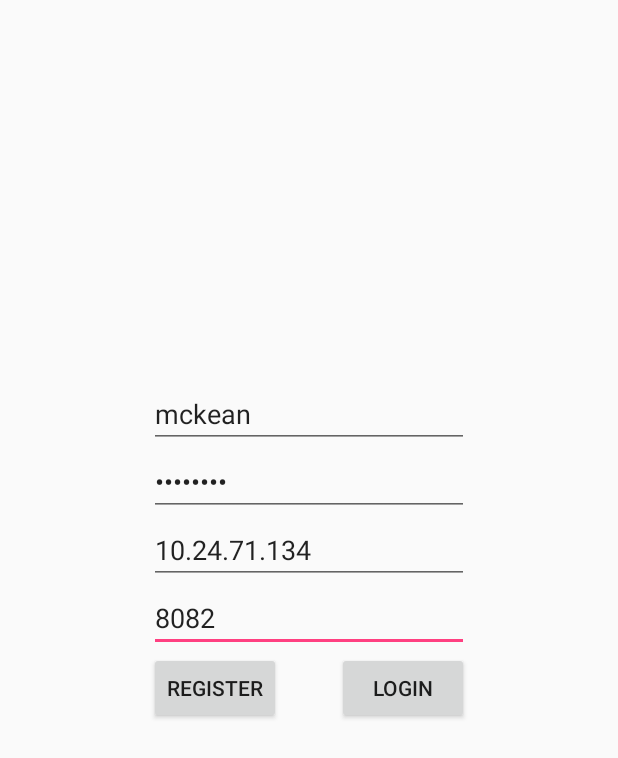
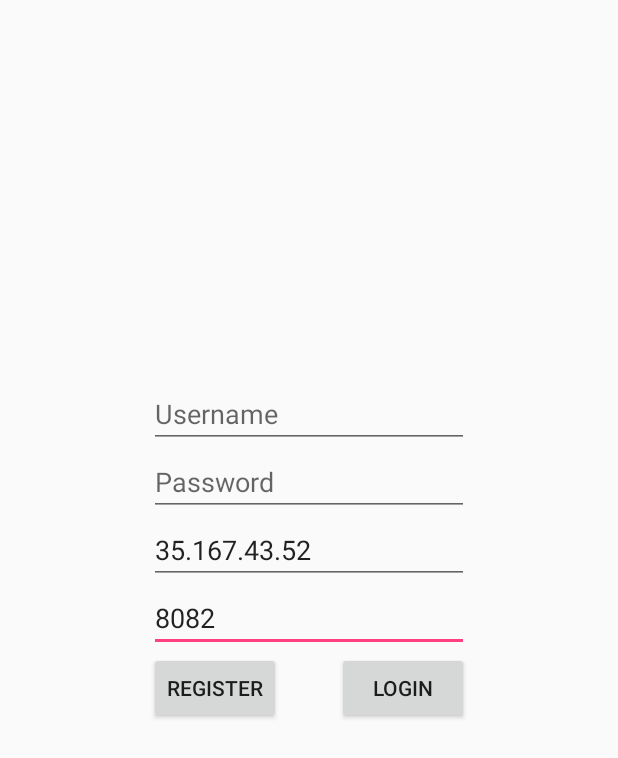
Before and after one commit to jmango22/Ticket-To-Ride-Client, an Android app: the LoginActivity screen opened directly, with no data from a screen before it, on a phone screen of 412 x 824 dp. Shown: the top 758 px of the screen. Run offline under Robolectric (Android 15) with nearby library versions, the phone set to English and light mode, and no system bars.

Commit message:
login config fixed

```diff
--- a/app/src/main/res/layout/activity_login.xml
+++ b/app/src/main/res/layout/activity_login.xml
@@ -24,7 +24,7 @@
         android:layout_alignStart="@+id/portText"
         android:layout_alignEnd="@+id/portText"
         android:id="@+id/hostText"
-        android:text="10.24.71.134"
+        android:text="35.167.43.52"
 
         android:hint="Host" />
 
@@ -38,7 +38,7 @@
         style="@android:style/Widget.Holo.EditText"
         android:layout_above="@+id/hostText"
         android:layout_alignStart="@+id/hostText"
-        android:text="password"
+        android:text=""
         android:layout_alignEnd="@+id/hostText"/>
 
     <EditText
@@ -50,7 +50,7 @@
         android:hint="Username"
         style="@android:style/Widget.Holo.EditText"
 
-        android:text="mckean"
+        android:text=""
         android:layout_above="@+id/passwordText"
         android:layout_alignStart="@+id/passwordText"
         android:layout_alignEnd="@+id/passwordText" />
```
